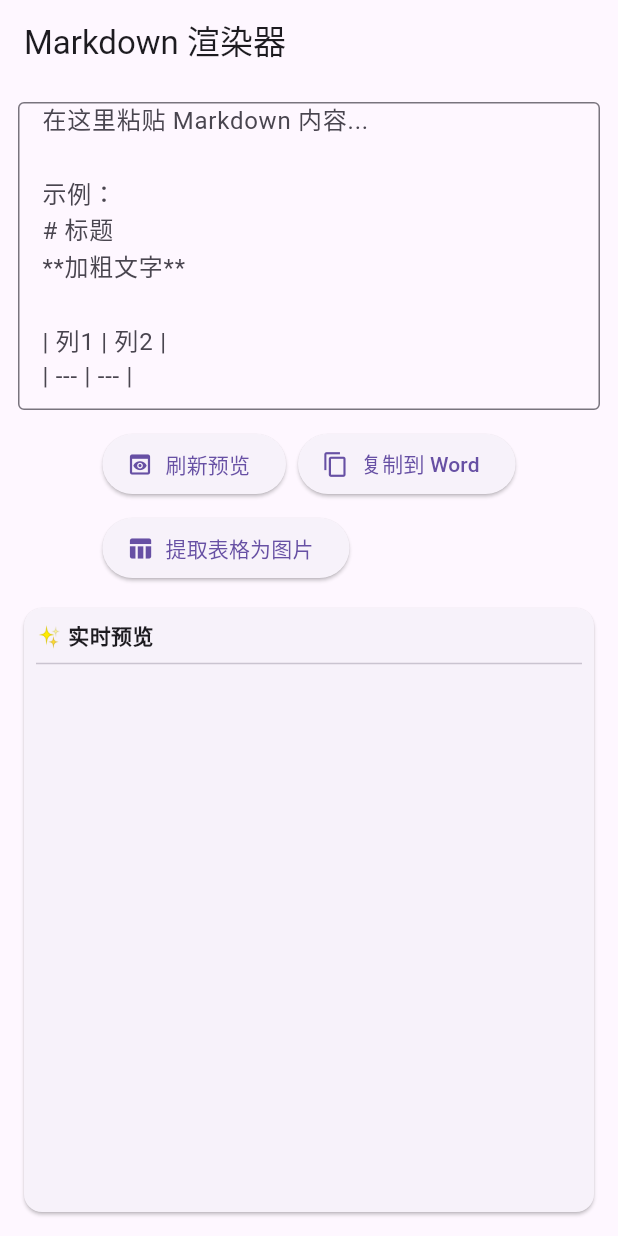
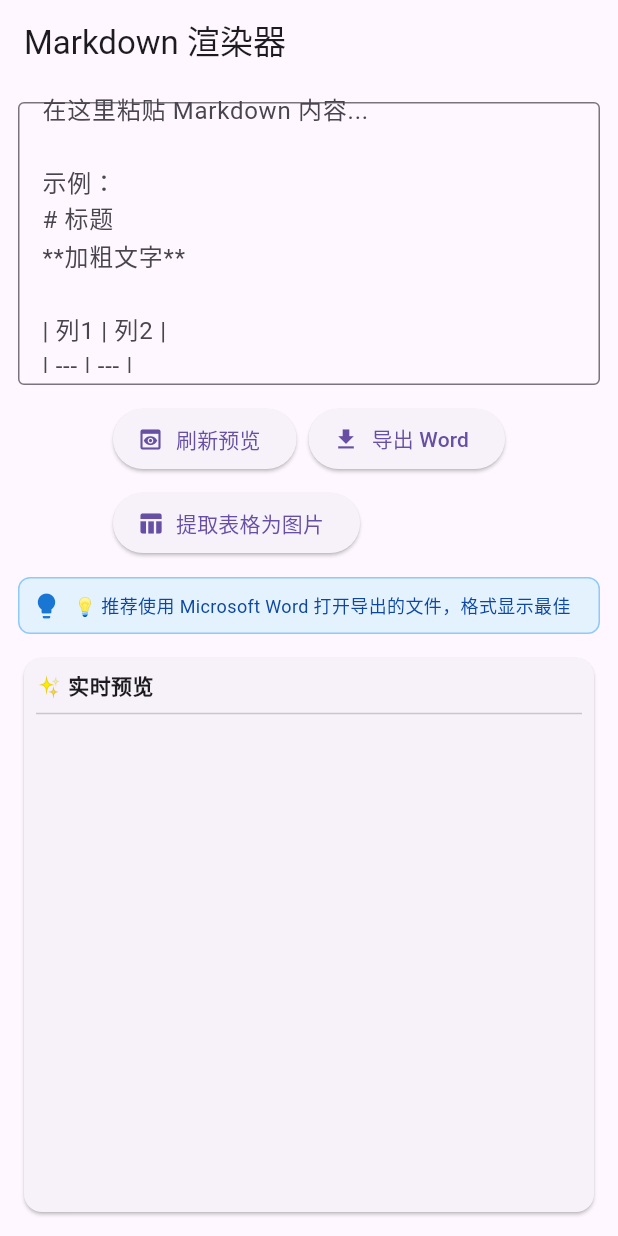
Before and after one commit to thinkingbamboo/markdown_tool, a Flutter app: the screen it shows after launch, on a phone screen of 412 x 824 dp. Run offline on Flutter 3.47's test engine with Material 3 defaults, Android fonts, the phone set to English and light mode, and no system bars; our stand-ins replace flutter_markdown; missing offline and left inert: dart:html, markdown, wid_mage.

Commit message:
移除 PDF 功能，保留 Word 导出

```diff
--- a/lib/main.dart
+++ b/lib/main.dart
@@ -30,7 +30,7 @@ class HomePage extends StatefulWidget {
 }
 
 class _HomePageState extends State<HomePage> {
-  final TextEditingController _controller = TextEditingController(); // 空内容
+  final TextEditingController _controller = TextEditingController();
 
   final GlobalKey _previewKey = GlobalKey();
   final GlobalKey _tempTableKey = GlobalKey();
@@ -225,9 +225,9 @@ $htmlContent
 ''';
   }
 
-  // ==================== 复制到 Word（修复版） ====================
+  // ==================== 导出 Word ====================
 
-  Future<void> _copyAsRichText() async {
+  Future<void> _exportToWord() async {
     var markdown = _controller.text;
     if (markdown.isEmpty) {
       ScaffoldMessenger.of(context).showSnackBar(
@@ -240,42 +240,16 @@ $htmlContent
     markdown = _fixMarkdownTable(markdown);
     final htmlContent = _markdownToHtml(markdown);
 
-    // 方法：使用 execCommand 复制富文本
-    try {
-      final div = html.DivElement()
-        ..setAttribute('contenteditable', 'true')
-        ..style.opacity = '0'
-        ..style.position = 'absolute'
-        ..style.left = '-9999px'
-        ..style.top = '-9999px'
-        ..innerHtml = htmlContent;
-      html.document.body!.append(div);
+    final blob = html.Blob([htmlContent], 'application/msword');
+    final url = html.Url.createObjectUrlFromBlob(blob);
+    final anchor = html.AnchorElement(href: url)
+      ..setAttribute('download', 'document.doc')
+      ..click();
+    html.Url.revokeObjectUrl(url);
 
-      div.focus();
-      final selection = html.window.getSelection();
-      if (selection != null) {
-        selection.selectAllChildren(div);
-        final success = html.document.execCommand('copy');
-        div.remove();
-
-        if (success && mounted) {
-          ScaffoldMessenger.of(context).showSnackBar(
-            const SnackBar(
-                content: Text("已复制！粘贴到 Word 即可（如显示代码，用「选择性粘贴-HTML格式」）")),
-          );
-          return;
-        }
-      }
-      div.remove();
-    } catch (e) {
-      debugPrint("富文本复制失败: $e");
-    }
-
-    // 备用方案
-    await Clipboard.setData(ClipboardData(text: htmlContent));
     if (mounted) {
       ScaffoldMessenger.of(context).showSnackBar(
-        const SnackBar(content: Text("已复制！如果格式不对，请选中右侧预览区手动复制")),
+        const SnackBar(content: Text("Word 文档已下载！")),
       );
     }
   }
@@ -452,7 +426,7 @@ $htmlContent
         padding: const EdgeInsets.all(12.0),
         child: Column(
           children: [
-            // 输入框（hintText 示例文字，输入时自动消失）
+            // 输入框
             Expanded(
               flex: 1,
               child: TextField(
@@ -479,9 +453,9 @@ $htmlContent
                   label: const Text("刷新预览"),
                 ),
                 ElevatedButton.icon(
-                  onPressed: _copyAsRichText,
-                  icon: const Icon(Icons.content_copy),
-                  label: const Text("复制到 Word"),
+                  onPressed: _exportToWord,
+                  icon: const Icon(Icons.file_download),
+                  label: const Text("导出 Word"),
                 ),
                 ElevatedButton.icon(
                   onPressed: _extractAndCaptureTable,
@@ -495,6 +469,30 @@ $htmlContent
                   label: const Text("提取表格为图片"),
                 ),
               ],
+            ),
+            const SizedBox(height: 12),
+            // 建议提示框
+            Container(
+              width: double.infinity,
+              padding: const EdgeInsets.all(8),
+              decoration: BoxDecoration(
+                color: Colors.blue.shade50,
+                borderRadius: BorderRadius.circular(8),
+                border: Border.all(color: Colors.blue.shade200),
+              ),
+              child: Row(
+                children: [
+                  Icon(Icons.lightbulb, size: 20, color: Colors.blue.shade700),
+                  const SizedBox(width: 8),
+                  Expanded(
+                    child: Text(
+                      "💡 推荐使用 Microsoft Word 打开导出的文件，格式显示最佳",
+                      style:
+                          TextStyle(fontSize: 12, color: Colors.blue.shade900),
+                    ),
+                  ),
+                ],
+              ),
             ),
             const SizedBox(height: 12),
             // 预览区
--- a/pubspec.yaml
+++ b/pubspec.yaml
@@ -15,6 +15,7 @@ dependencies:
   cupertino_icons: ^1.0.8
   gal: ^2.3.2  # 新增：保存图片到相册
 
+
 dev_dependencies:
   flutter_test:
     sdk: flutter
```
